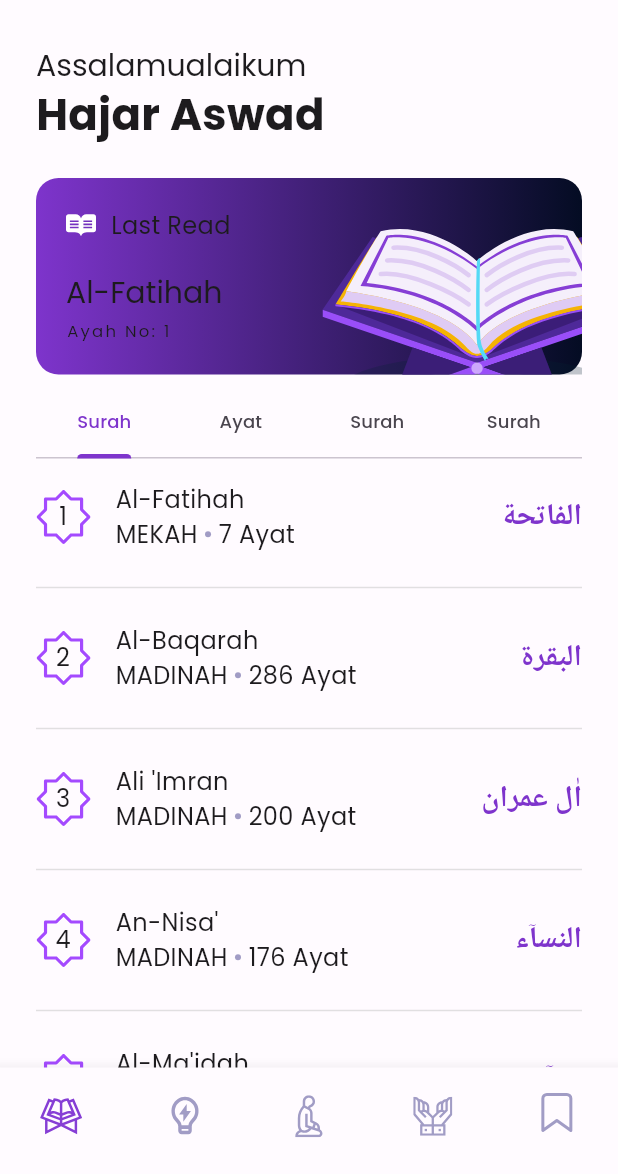
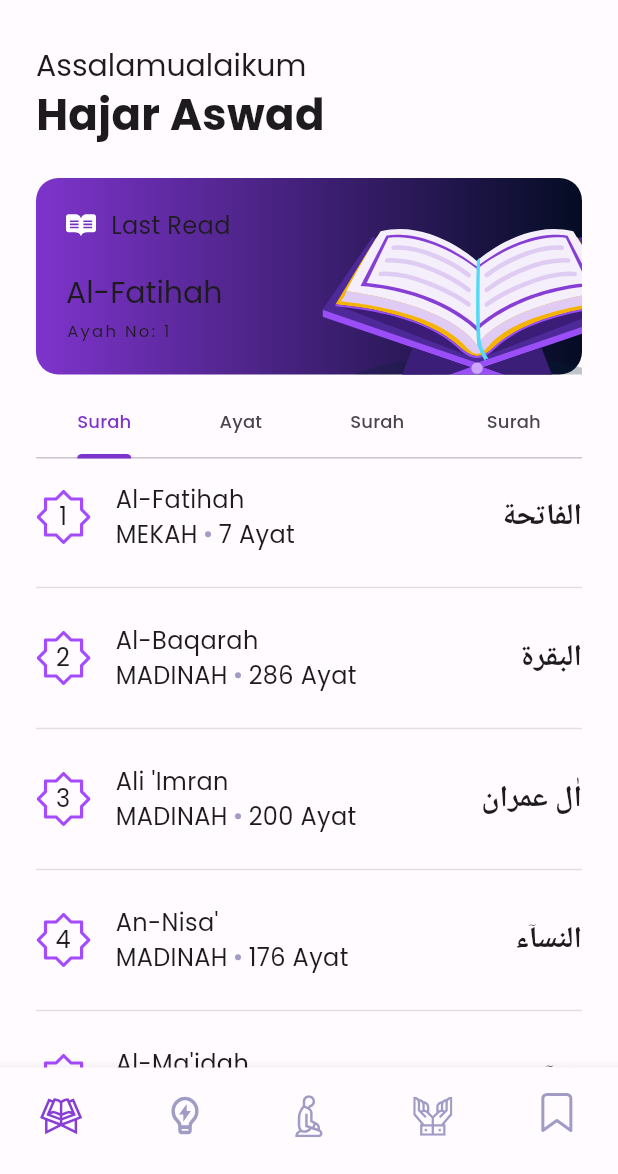
Before and after one commit to aswadwk/quran-app-flutter, a Flutter app: the HomePage screen opened directly, on a phone screen of 412 x 824 dp, the part 62-1236 px from its top. Run offline on Flutter 3.47's test engine with Material 2 defaults, Android fonts, the phone set to English and light mode, and no system bars; our stand-ins replace dio, flutter_svg, google_fonts; Roboto replaces fonts that are missing (Amiri).

Commit message:
refactor: color configurable

```diff
--- a/lib/widgets/tabs/surah_tab.dart
+++ b/lib/widgets/tabs/surah_tab.dart
@@ -105,7 +105,6 @@ Widget _surahItem(BuildContext context, {required Surah surah}) =>
               style: GoogleFonts.amiri(
                 fontSize: 20,
                 fontWeight: FontWeight.bold,
-                color: Theme.of(context).colorScheme.primary,
               ),
             ),
           ],
```
